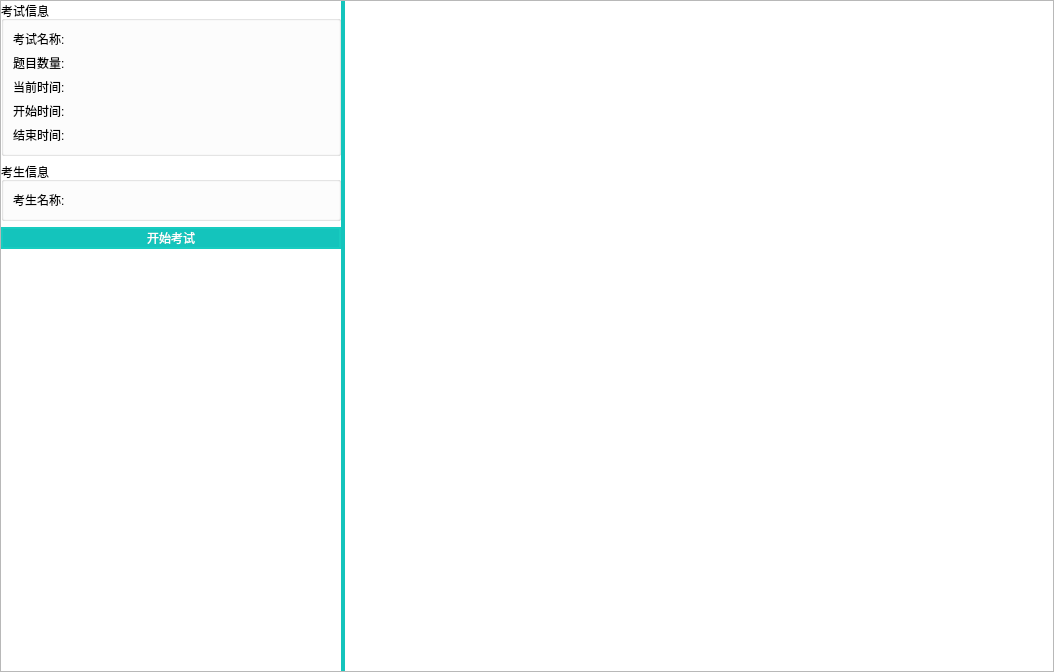
This is SubWidget/examview.ui in jkjkil4/ExamSysStudent as Qt 5 draws it before an edit. The edited form follows.
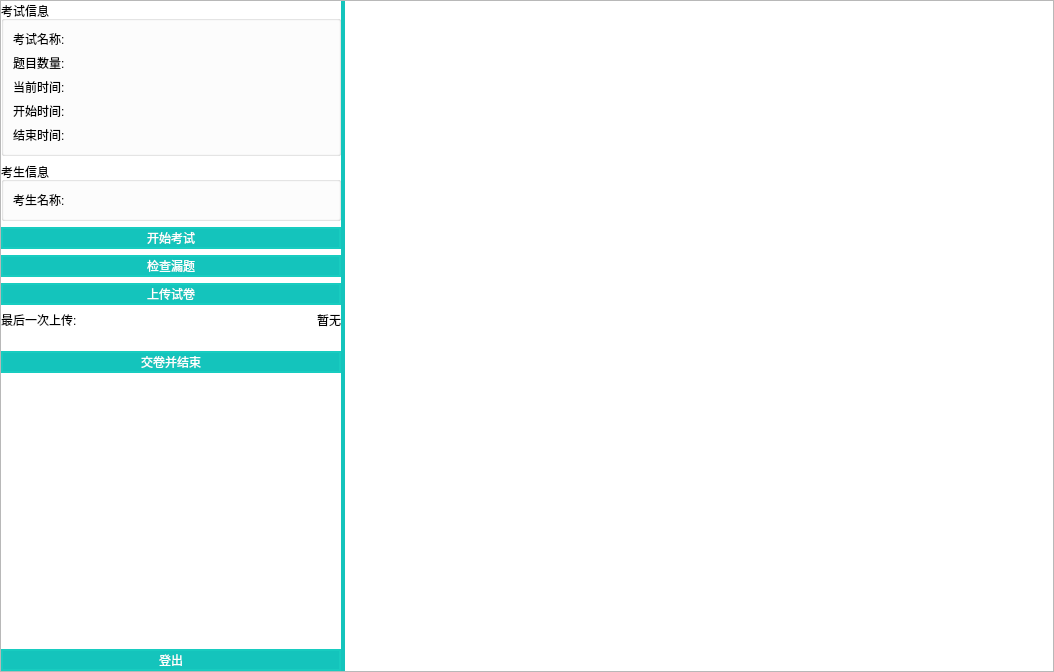
This is the edited form.

Commit message: 检查漏题功能

```diff
--- a/SubWidget/examview.ui
+++ b/SubWidget/examview.ui
@@ -69,9 +69,21 @@
       <property name="styleSheet">
        <string notr="true">QWidget#widgetLeft{
 	background-color: white;
+}
+
+QPushButton{
+	color: #FFFFFF;
+	border: 2px solid rgb(24, 204, 192);
+	background-color: rgb(20,196,188);
+}
+QPushButton:hover{
+	background-color: rgb(22,218,208);
+}
+QPushButton:pressed{
+	background-color: rgb(17,171,164);
 }</string>
       </property>
-      <layout class="QVBoxLayout" name="verticalLayout_3">
+      <layout class="QVBoxLayout" name="verticalLayout_3" stretch="0,0,0,1,0,0">
        <item>
         <widget class="QGroupBox" name="boxExamInfo">
          <property name="title">
@@ -243,18 +255,117 @@
         </widget>
        </item>
        <item>
-        <spacer name="verSpacerLeft">
+        <widget class="QWidget" name="widgetButtons" native="true">
+         <layout class="QVBoxLayout" name="verticalLayout_5">
+          <property name="leftMargin">
+           <number>0</number>
+          </property>
+          <property name="topMargin">
+           <number>0</number>
+          </property>
+          <property name="rightMargin">
+           <number>0</number>
+          </property>
+          <property name="bottomMargin">
+           <number>0</number>
+          </property>
+          <item>
+           <widget class="QPushButton" name="btnCheck">
+            <property name="text">
+             <string>检查漏题</string>
+            </property>
+           </widget>
+          </item>
+          <item>
+           <widget class="QPushButton" name="btnUpload">
+            <property name="text">
+             <string>上传试卷</string>
+            </property>
+           </widget>
+          </item>
+          <item>
+           <layout class="QHBoxLayout" name="layoutUploadTime" stretch="0,1">
+            <item>
+             <widget class="QLabel" name="labelUploadTimeText">
+              <property name="text">
+               <string>最后一次上传:</string>
+              </property>
+             </widget>
+            </item>
+            <item>
+             <widget class="QLabel" name="labelUploadTime">
+              <property name="text">
+               <string>暂无</string>
+              </property>
+              <property name="textFormat">
+               <enum>Qt::PlainText</enum>
+              </property>
+              <property name="alignment">
+               <set>Qt::AlignRight|Qt::AlignTrailing|Qt::AlignVCenter</set>
+              </property>
+             </widget>
+            </item>
+           </layout>
+          </item>
+          <item>
+           <spacer name="verSpacerBtn">
+            <property name="orientation">
+             <enum>Qt::Vertical</enum>
+            </property>
+            <property name="sizeType">
+             <enum>QSizePolicy::Fixed</enum>
+            </property>
+            <property name="sizeHint" stdset="0">
+             <size>
+              <width>20</width>
+              <height>16</height>
+             </size>
+            </property>
+           </spacer>
+          </item>
+          <item>
+           <widget class="QPushButton" name="btnFinish">
+            <property name="text">
+             <string>交卷并结束</string>
+            </property>
+           </widget>
+          </item>
+          <item>
+           <spacer name="verSpacerLeft">
+            <property name="orientation">
+             <enum>Qt::Vertical</enum>
+            </property>
+            <property name="sizeHint" stdset="0">
+             <size>
+              <width>20</width>
+              <height>387</height>
+             </size>
+            </property>
+           </spacer>
+          </item>
+         </layout>
+        </widget>
+       </item>
+       <item>
+        <spacer name="verSpacer">
          <property name="orientation">
           <enum>Qt::Vertical</enum>
          </property>
          <property name="sizeHint" stdset="0">
           <size>
            <width>20</width>
-           <height>387</height>
+           <height>1</height>
           </size>
          </property>
         </spacer>
        </item>
+       <item>
+        <widget class="QPushButton" name="btnExit">
+         <property name="text">
+          <string>登出</string>
+         </property>
+        </widget>
+       </item>
       </layout>
      </widget>
      <widget class="QWidget" name="widgetRight" native="true">
```
Left out of the diff: 31 changed lines with no effect on the pictures. The commit also changes 3 other files.
